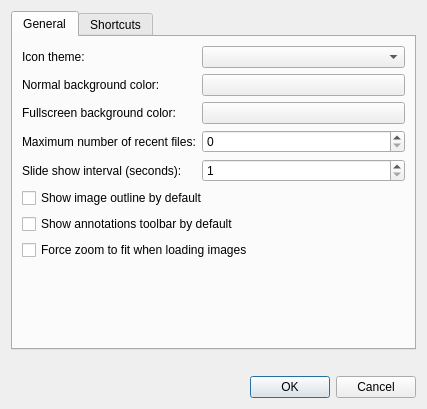
This is src/preferencesdialog.ui in lxqt/lximage-qt as Qt 5 draws it before an edit. The edited form follows.
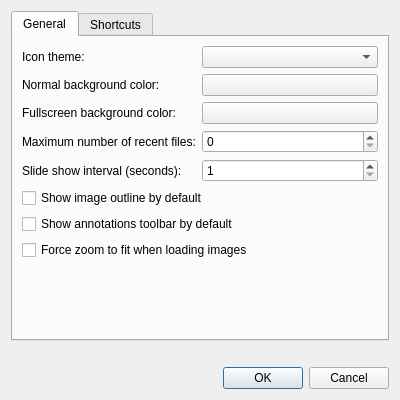
This is the edited form. Custom widgets are drawn as their Qt base class.

Commit message: Applied changes following tsujan suggestions

Diff of the .ui file:
```diff
--- a/src/preferencesdialog.ui
+++ b/src/preferencesdialog.ui
@@ -6,8 +6,8 @@
    <rect>
     <x>0</x>
     <y>0</y>
-    <width>427</width>
-    <height>409</height>
+    <width>400</width>
+    <height>400</height>
    </rect>
   </property>
   <property name="windowTitle">
```
The commit also changes 1 other file.
